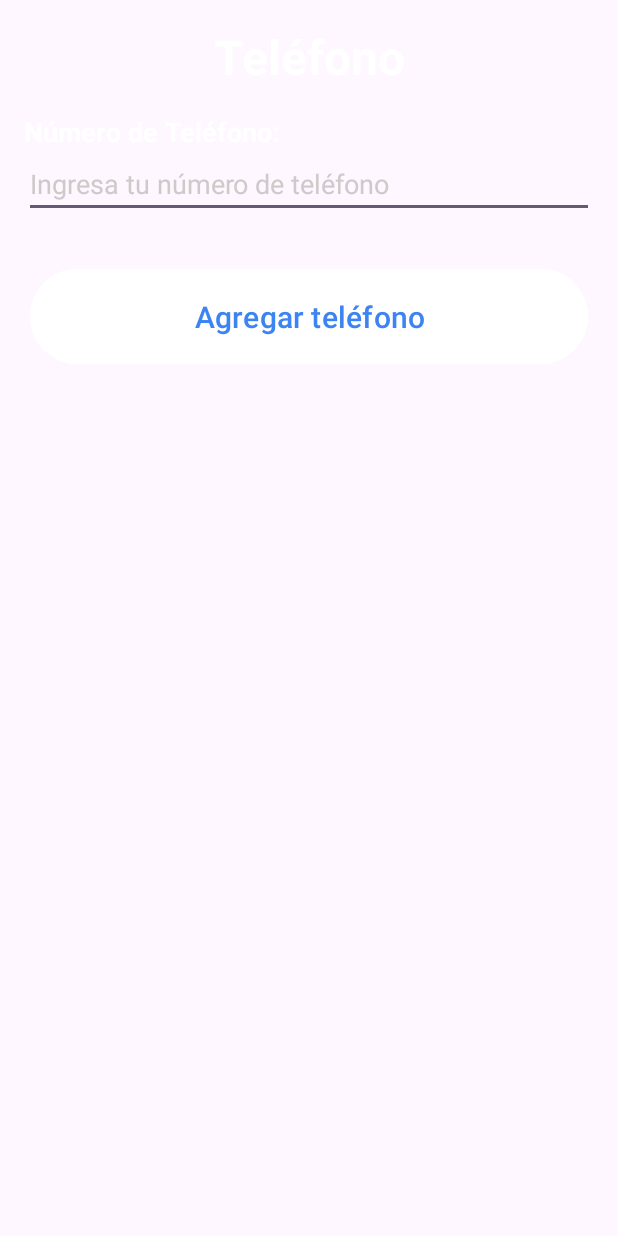
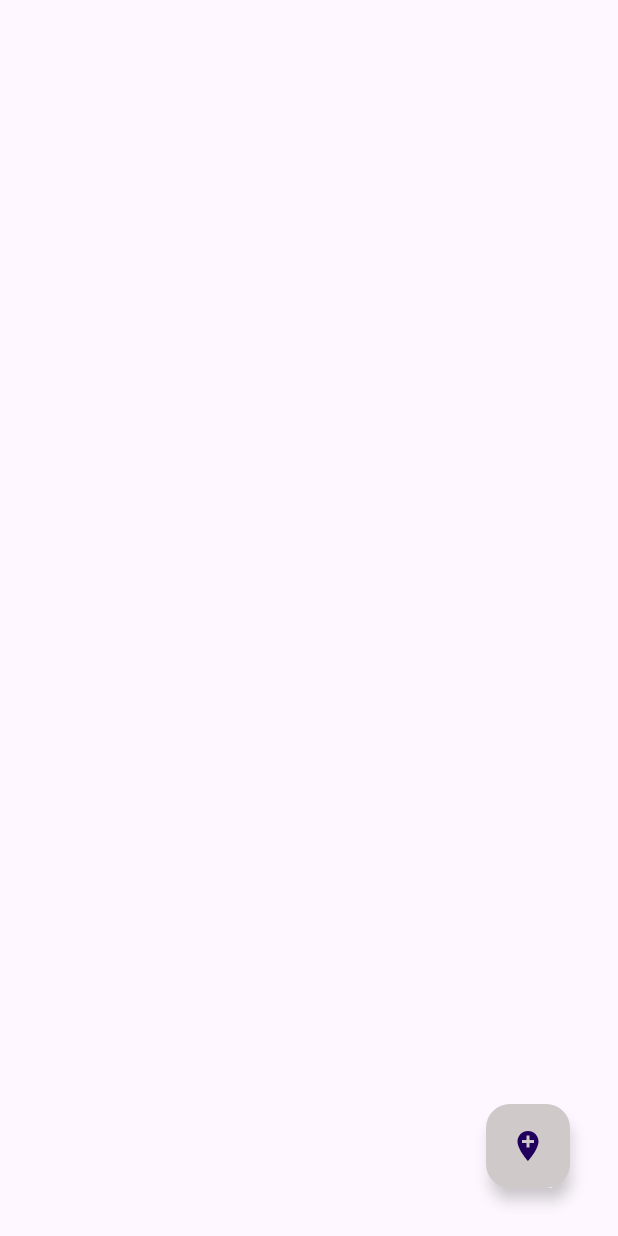
Before and after one commit to MatiaseRamirez/TP_APP_final, an Android app: the fragment PhoneFragment shown on its own in the app's theme, on a phone screen of 412 x 824 dp. Run offline under Robolectric (Android 15) with nearby library versions, the phone set to English and light mode, and no system bars; our stand-ins replace Room's generated code.

Commit message:
arreglo de nav

```diff
--- a/app/src/main/java/mylogin/com/HomeActivity.kt
+++ b/app/src/main/java/mylogin/com/HomeActivity.kt
@@ -68,7 +68,7 @@ class HomeActivity : AppCompatActivity(), NavigationView.OnNavigationItemSelecte
             }
 
             R.id.nav_item_phone -> {
-                replaceFragment(ListPhoneFragment())
+                replaceFragment(PhoneFragment())
             }
             R.id.nav_item_favorites -> {
                 replaceFragment(FavoritesFragment())
--- a/app/src/main/java/mylogin/com/fragments/PhoneFragment.kt
+++ b/app/src/main/java/mylogin/com/fragments/PhoneFragment.kt
@@ -22,8 +22,8 @@ class PhoneFragment : Fragment() {
         savedInstanceState: Bundle?
     ): View? {
         binding = FragmentPhoneBinding.inflate(inflater, container, false)
-        tvphone=binding.tvphone
-
+   //     tvphone=binding.tvphone
+/*
         var phone = Phone(" ")
         val preferences =requireActivity().getSharedPreferences(PHONES,MODE_PRIVATE)
         val gson = Gson()
@@ -63,7 +63,7 @@ class PhoneFragment : Fragment() {
                 Toast.makeText(requireContext(), "Debe completar todos los campos!", Toast.LENGTH_SHORT).show()
             }*/
         }
-
+*/
 
         return binding.root
     }
--- a/app/src/main/res/layout/fragment_phone.xml
+++ b/app/src/main/res/layout/fragment_phone.xml
@@ -7,70 +7,15 @@
     xmlns:app="http://schemas.android.com/apk/res-auto"
     tools:context=".fragments.PhoneFragment">
 
-    <TextView
-        android:id="@+id/phone_header"
-        android:layout_width="wrap_content"
-        android:layout_height="wrap_content"
-        android:text="@string/phone_text"
-        android:textSize="32sp"
-        android:textColor="@color/white"
-        android:textStyle="bold"
+    <androidx.fragment.app.FragmentContainerView
+        android:id="@+id/fragmentContainerView"
+        android:layout_width="match_parent"
+        android:layout_height="match_parent"
+        app:layout_constraintBottom_toBottomOf="parent"
+        app:layout_constraintEnd_toEndOf="parent"
+        app:layout_constraintStart_toStartOf="parent"
         app:layout_constraintTop_toTopOf="parent"
-        app:layout_constraintStart_toStartOf="parent"
-        app:layout_constraintEnd_toEndOf="parent"
-        android:layout_marginTop="16dp"/>
-
-    <!-- Campo para el número de teléfono -->
-    <TextView
-        android:id="@+id/phone_number_label"
-        android:layout_width="wrap_content"
-        android:layout_height="wrap_content"
-        android:text="@string/phone_number_label"
-        android:textSize="18sp"
-        android:textColor="@color/white"
-        android:textStyle="bold"
-        app:layout_constraintTop_toBottomOf="@id/phone_header"
-        app:layout_constraintStart_toStartOf="parent"
-        android:layout_marginTop="16dp"
-        android:layout_marginStart="16dp"/>
-    <EditText
-        android:id="@+id/phone_number_input"
-        android:layout_width="0dp"
-        android:layout_height="wrap_content"
-        android:hint="@string/enter_phone_number"
-        android:inputType="phone"
-        android:textColor="@color/white"
-        android:textColorHint="@color/grey"
-        android:autofillHints="phoneNumber"
-        app:layout_constraintTop_toBottomOf="@id/phone_number_label"
-        app:layout_constraintStart_toStartOf="parent"
-        app:layout_constraintEnd_toEndOf="parent"
-        android:layout_marginStart="16dp"
-        android:layout_marginEnd="16dp"/>
-    <Button
-        android:id="@+id/phone_btn"
-        android:layout_width="match_parent"
-        android:layout_height="wrap_content"
-        android:layout_marginTop="30dp"
-        android:layout_marginRight="20dp"
-        android:layout_marginLeft="20dp"
-        android:backgroundTint="@color/white"
-        android:padding="18dp"
-        android:text="Agregar teléfono"
-        android:textColor="#3B84F1"
-        android:textSize="20sp"
-        app:layout_constraintTop_toBottomOf="@+id/phone_number_input"
-        />
-    <TextView
-        android:id="@+id/tvphone"
-        android:layout_width="match_parent"
-        android:layout_height="wrap_content"
-        android:layout_marginTop="10dp"
-        app:layout_constraintTop_toBottomOf="@+id/phone_btn"
-        android:visibility="visible"
-        android:textSize="25dp"
-        android:textColor="@color/white"
-        />
-
-
+        android:name="androidx.navigation.fragment.NavHostFragment"
+        app:defaultNavHost="true"
+        app:navGraph="@navigation/nav_phone"/>
 </androidx.constraintlayout.widget.ConstraintLayout>
```
